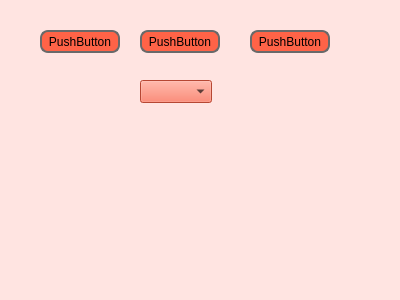
Vivanto-Libera/Pomodoro, file musiclistsdialog.ui: the form before one commit.
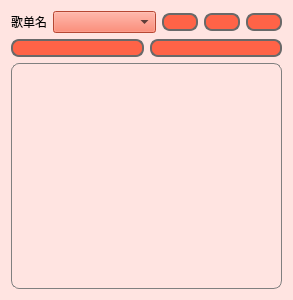
The form after the commit. Icons and pictures are not drawn.

Commit message: Can save and read music lists.

What changed in the file:
```diff
--- a/musiclistsdialog.ui
+++ b/musiclistsdialog.ui
@@ -6,7 +6,7 @@
    <rect>
     <x>0</x>
     <y>0</y>
-    <width>400</width>
+    <width>293</width>
     <height>300</height>
    </rect>
   </property>
@@ -50,6 +50,10 @@
 {
 	background-color:rgb(255,99,71);
 }
+QListWidget::item
+{
+	color:black;
+}
 QListWidget::item:hover
 {
 	background-color:rgb(250,215,210);
@@ -58,65 +62,113 @@
 {
 	background-color:rgb(240,180,230);
 }
-QListWidget::indicator
+QListWidget
 {
-	background-color:rgb(230,200,195);
-	border-radius:2px;
+	background-color:rgb(255,228,225);
+	border:1px solid gray;
+	border-radius:8px;
 }
-QListWidget::indicator:checked
+QLabel
 {
-	background-color:rgb(245,185,180);
+	color:black;
 }</string>
   </property>
-  <widget class="QPushButton" name="pushButton">
-   <property name="geometry">
-    <rect>
-     <x>40</x>
-     <y>30</y>
-     <width>80</width>
-     <height>23</height>
-    </rect>
-   </property>
-   <property name="text">
-    <string>PushButton</string>
-   </property>
-  </widget>
-  <widget class="QPushButton" name="pushButton_2">
-   <property name="geometry">
-    <rect>
-     <x>140</x>
-     <y>30</y>
-     <width>80</width>
-     <height>23</height>
-    </rect>
-   </property>
-   <property name="text">
-    <string>PushButton</string>
-   </property>
-  </widget>
-  <widget class="QPushButton" name="pushButton_3">
-   <property name="geometry">
-    <rect>
-     <x>250</x>
-     <y>30</y>
-     <width>80</width>
-     <height>23</height>
-    </rect>
-   </property>
-   <property name="text">
-    <string>PushButton</string>
-   </property>
-  </widget>
-  <widget class="QComboBox" name="comboBox">
-   <property name="geometry">
-    <rect>
-     <x>140</x>
-     <y>80</y>
-     <width>72</width>
-     <height>23</height>
-    </rect>
-   </property>
-  </widget>
+  <layout class="QVBoxLayout" name="verticalLayout">
+   <item>
+    <layout class="QHBoxLayout" name="horizontalLayout" stretch="0,1,0,0,0">
+     <item>
+      <widget class="QLabel" name="label">
+       <property name="text">
+        <string>歌单名</string>
+       </property>
+       <property name="alignment">
+        <set>Qt::AlignmentFlag::AlignRight|Qt::AlignmentFlag::AlignTrailing|Qt::AlignmentFlag::AlignVCenter</set>
+       </property>
+      </widget>
+     </item>
+     <item>
+      <widget class="QComboBox" name="comboBox"/>
+     </item>
+     <item>
+      <widget class="QPushButton" name="btn_add">
+       <property name="toolTip">
+        <string>新建歌单</string>
+       </property>
+       <property name="text">
+        <string/>
+       </property>
+       <property name="icon">
+        <iconset resource="res.qrc">
+         <normaloff>:/icons/images/add.png</normaloff>:/icons/images/add.png</iconset>
+       </property>
+      </widget>
+     </item>
+     <item>
+      <widget class="QPushButton" name="btn_delete">
+       <property name="toolTip">
+        <string>删除歌单</string>
+       </property>
+       <property name="text">
+        <string/>
+       </property>
+       <property name="icon">
+        <iconset resource="res.qrc">
+         <normaloff>:/icons/images/delete.png</normaloff>:/icons/images/delete.png</iconset>
+       </property>
+      </widget>
+     </item>
+     <item>
+      <widget class="QPushButton" name="btn_changeName">
+       <property name="toolTip">
+        <string>重命名歌单</string>
+       </property>
+       <property name="text">
+        <string/>
+       </property>
+       <property name="icon">
+        <iconset resource="res.qrc">
+         <normaloff>:/icons/images/title.png</normaloff>:/icons/images/title.png</iconset>
+       </property>
+      </widget>
+     </item>
+    </layout>
+   </item>
+   <item>
+    <layout class="QHBoxLayout" name="horizontalLayout_2">
+     <item>
+      <widget class="QPushButton" name="btn_addMusic">
+       <property name="toolTip">
+        <string>添加音乐</string>
+       </property>
+       <property name="text">
+        <string/>
+       </property>
+       <property name="icon">
+        <iconset resource="res.qrc">
+         <normaloff>:/icons/images/add.png</normaloff>:/icons/images/add.png</iconset>
+       </property>
+      </widget>
+     </item>
+     <item>
+      <widget class="QPushButton" name="btn_deleteMusic">
+       <property name="toolTip">
+        <string>删除音乐</string>
+       </property>
+       <property name="text">
+        <string/>
+       </property>
+       <property name="icon">
+        <iconset resource="res.qrc">
+         <normaloff>:/icons/images/delete.png</normaloff>:/icons/images/delete.png</iconset>
+       </property>
+      </widget>
+     </item>
+    </layout>
+   </item>
+   <item>
+    <widget class="QListWidget" name="listWidget"/>
+   </item>
+  </layout>
  </widget>
  <resources/>
  <connections/>
```
Left out of the diff: 4 changed lines with no effect on the pictures. The commit also changes 3 other files.
